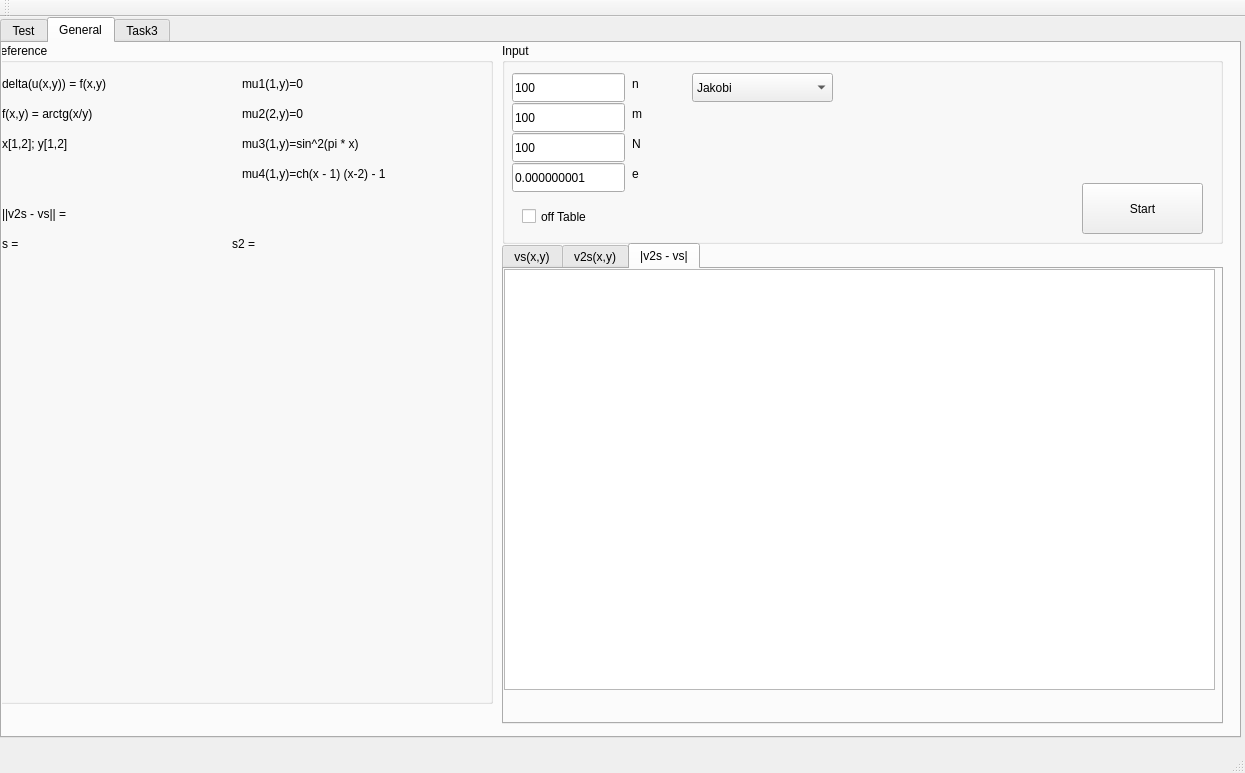
This is Dirichle/mainwindow.ui in AlexeyKumin/Num_Methods as Qt 5 draws it before an edit. The edited form follows.
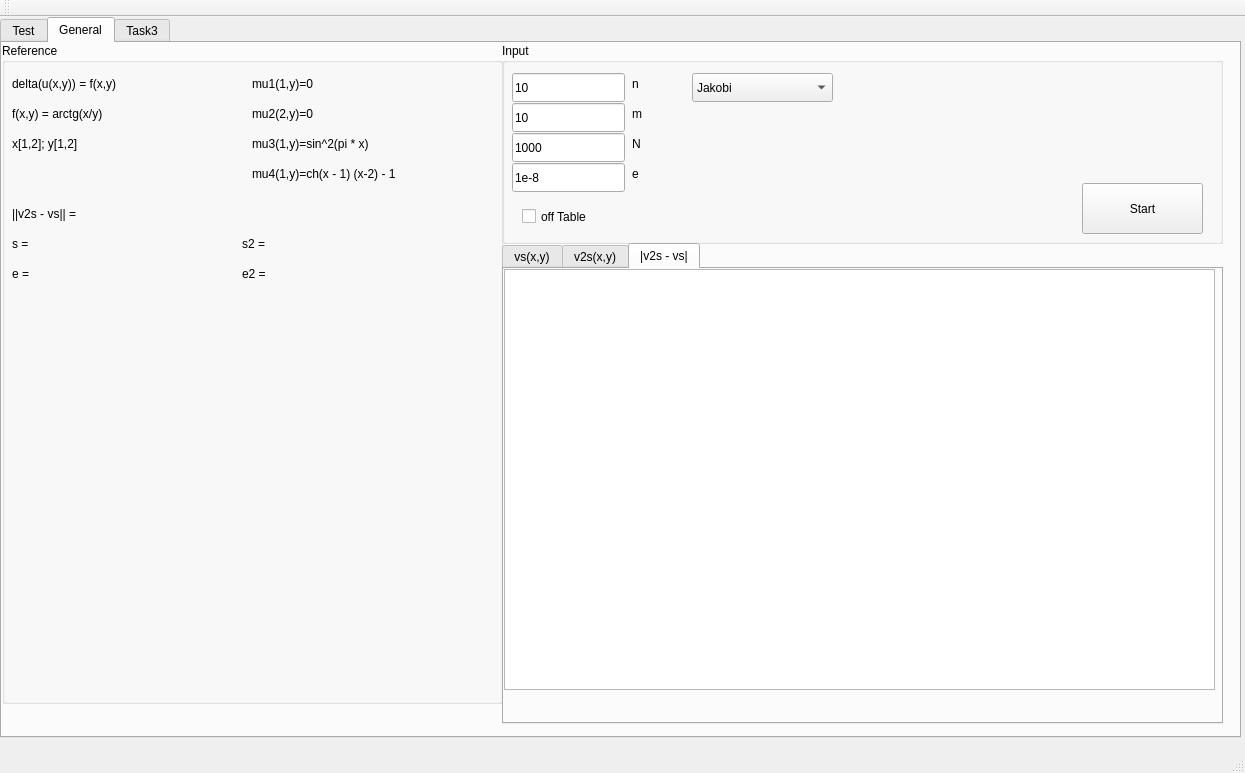
This is the edited form. The open tabs and pages were chosen to show the change.

Diff of the .ui file:
```diff
--- a/Dirichle/mainwindow.ui
+++ b/Dirichle/mainwindow.ui
@@ -478,7 +478,7 @@
         </rect>
        </property>
        <property name="text">
-        <string>100</string>
+        <string>10</string>
        </property>
       </widget>
       <widget class="QLabel" name="label_24">
@@ -504,7 +504,7 @@
         </rect>
        </property>
        <property name="text">
-        <string>100</string>
+        <string>10</string>
        </property>
       </widget>
       <widget class="QLabel" name="label_25">
@@ -543,7 +543,7 @@
         </rect>
        </property>
        <property name="text">
-        <string>100</string>
+        <string>1000</string>
        </property>
       </widget>
       <widget class="QLabel" name="label_27">
@@ -582,7 +582,7 @@
         </rect>
        </property>
        <property name="text">
-        <string>0.000000001</string>
+        <string>1e-8</string>
        </property>
       </widget>
       <widget class="QComboBox" name="comboBox_2">
@@ -614,7 +614,7 @@
      <widget class="QGroupBox" name="groupBox_4">
       <property name="geometry">
        <rect>
-        <x>-10</x>
+        <x>0</x>
         <y>0</y>
         <width>501</width>
         <height>661</height>
@@ -805,6 +805,58 @@
         <string/>
        </property>
       </widget>
+      <widget class="QLabel" name="label_68">
+       <property name="geometry">
+        <rect>
+         <x>10</x>
+         <y>220</y>
+         <width>31</width>
+         <height>21</height>
+        </rect>
+       </property>
+       <property name="text">
+        <string>e =</string>
+       </property>
+      </widget>
+      <widget class="QLabel" name="label_69">
+       <property name="geometry">
+        <rect>
+         <x>40</x>
+         <y>220</y>
+         <width>191</width>
+         <height>21</height>
+        </rect>
+       </property>
+       <property name="text">
+        <string/>
+       </property>
+      </widget>
+      <widget class="QLabel" name="label_70">
+       <property name="geometry">
+        <rect>
+         <x>240</x>
+         <y>220</y>
+         <width>41</width>
+         <height>21</height>
+        </rect>
+       </property>
+       <property name="text">
+        <string>e2 =</string>
+       </property>
+      </widget>
+      <widget class="QLabel" name="label_71">
+       <property name="geometry">
+        <rect>
+         <x>280</x>
+         <y>220</y>
+         <width>191</width>
+         <height>21</height>
+        </rect>
+       </property>
+       <property name="text">
+        <string/>
+       </property>
+      </widget>
      </widget>
      <widget class="QTabWidget" name="tabWidget_3">
       <property name="geometry">
```
Left out of the diff: 70 changed lines with no effect on the pictures.
